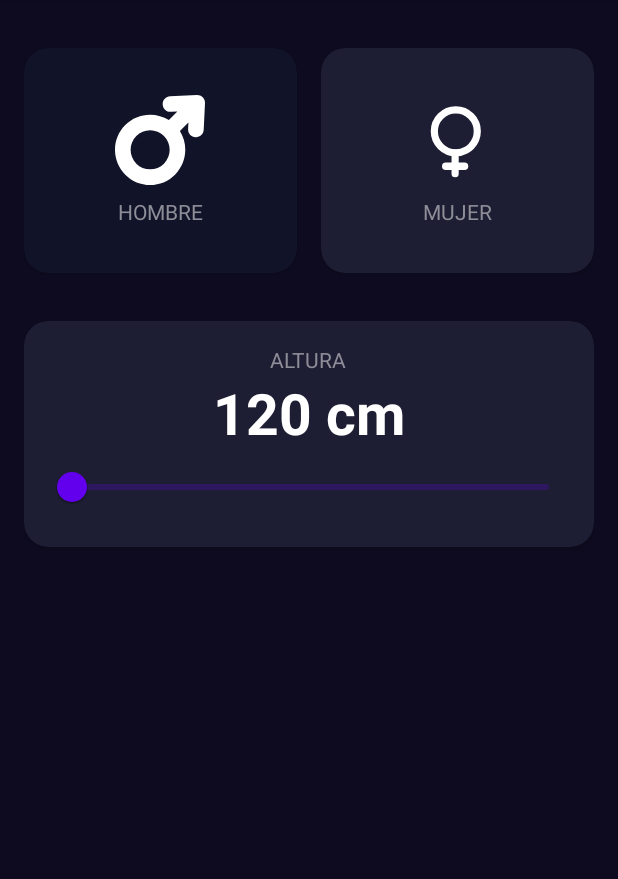
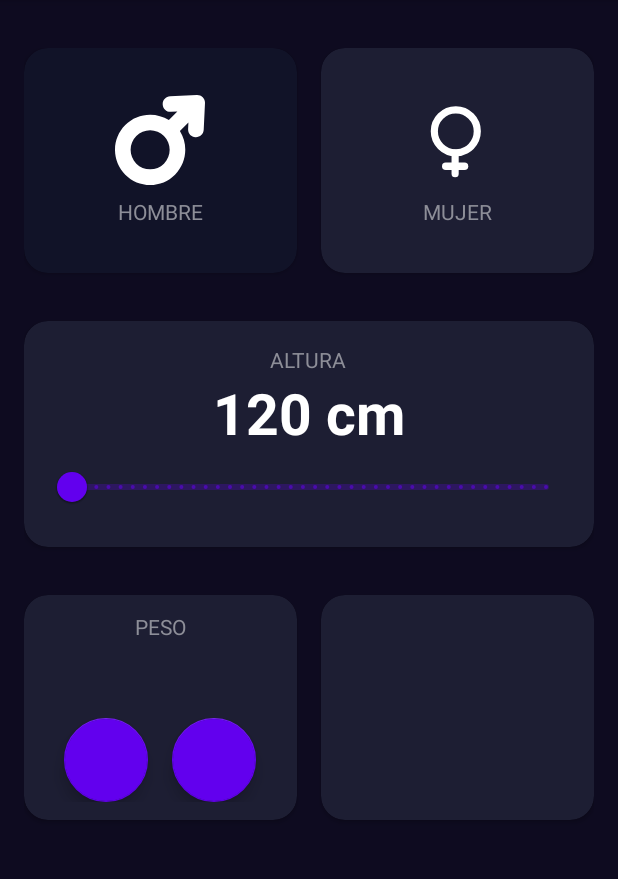
Before and after one commit to wmp84/AndroidMaster, an Android app: the ImcCalculatorActivity screen opened directly, with no data from a screen before it, on a phone screen of 412 x 824 dp, the part 84-963 px from its top. Run offline under Robolectric (Android 15) with nearby library versions, the phone set to English and light mode, and no system bars.

Commit message:
IMC parte 3

```diff
--- a/app/src/main/java/com/example/androidmaster/firstapp/ResultActivity.kt
+++ b/app/src/main/java/com/example/androidmaster/firstapp/ResultActivity.kt
@@ -11,6 +11,6 @@ class ResultActivity : AppCompatActivity() {
         setContentView(R.layout.activity_result)
         val tvResult = findViewById<TextView>(R.id.tvResult)
         val name: String = intent.extras?.getString("EXTRA_NAME").orEmpty()
-        tvResult.text = "Hello $name desde D-Wild"
+        tvResult.text = "Hello $name desde L-Wild"
     }
 }
--- a/app/src/main/java/com/example/androidmaster/imccalculator/ImcCalculatorActivity.kt
+++ b/app/src/main/java/com/example/androidmaster/imccalculator/ImcCalculatorActivity.kt
@@ -2,9 +2,12 @@ package com.example.androidmaster.imccalculator
 
 import androidx.appcompat.app.AppCompatActivity
 import android.os.Bundle
+import android.widget.TextView
 import androidx.cardview.widget.CardView
 import androidx.core.content.ContextCompat
 import com.example.androidmaster.R
+import com.google.android.material.slider.RangeSlider
+import java.text.DecimalFormat
 
 class ImcCalculatorActivity : AppCompatActivity() {
 
@@ -13,6 +16,9 @@ class ImcCalculatorActivity : AppCompatActivity() {
 
     private lateinit var viewMale: CardView
     private lateinit var viewFemale: CardView
+    private lateinit var tvHeight: TextView
+    private lateinit var rsHeight: RangeSlider
+
     override fun onCreate(savedInstanceState: Bundle?) {
         super.onCreate(savedInstanceState)
         setContentView(R.layout.activity_imc_calculator)
@@ -24,6 +30,8 @@ class ImcCalculatorActivity : AppCompatActivity() {
     private fun initComponents() {
         viewMale = findViewById(R.id.viewMale)
         viewFemale = findViewById(R.id.viewFemale)
+        tvHeight = findViewById(R.id.tvHeight)
+        rsHeight = findViewById(R.id.rsHeight)
     }
 
     private fun initListeners() {
@@ -35,6 +43,11 @@ class ImcCalculatorActivity : AppCompatActivity() {
             changeGender()
             setGenderColor()
         }
+rsHeight.addOnChangeListener { _, value, _ ->
+    val df = DecimalFormat("#.##")
+    val result = df.format(value)
+    tvHeight.text = "$result cm"
+}
     }
 
     private fun changeGender() {
--- a/app/src/main/res/layout/activity_imc_calculator.xml
+++ b/app/src/main/res/layout/activity_imc_calculator.xml
@@ -48,7 +48,6 @@
         android:id="@+id/viewFemale"
         android:layout_width="0dp"
         android:layout_height="150dp"
-
         app:cardBackgroundColor="@color/background_component"
         app:cardCornerRadius="16dp"
         app:layout_constraintEnd_toEndOf="parent"
@@ -79,6 +78,7 @@
     </androidx.cardview.widget.CardView>
 
     <androidx.cardview.widget.CardView
+        android:id="@+id/viewHeight"
         android:layout_width="0dp"
         android:layout_height="wrap_content"
         android:layout_marginTop="32dp"
@@ -91,8 +91,8 @@
         <androidx.appcompat.widget.LinearLayoutCompat
             android:layout_width="match_parent"
             android:layout_height="wrap_content"
+            android:layout_margin="16dp"
             android:gravity="center"
-            android:layout_margin="16dp"
             android:orientation="vertical">
 
             <TextView
@@ -104,18 +104,92 @@
 
             <TextView
                 android:id="@+id/tvHeight"
+                android:layout_width="wrap_content"
+                android:layout_height="wrap_content"
                 android:text="120 cm"
+                android:textColor="@color/white"
                 android:textSize="38sp"
-                android:textStyle="bold"
-                android:textColor="@color/white"
-                android:layout_width="wrap_content"
-                android:layout_height="wrap_content"/>
+                android:textStyle="bold" />
 
             <com.google.android.material.slider.RangeSlider
                 android:id="@+id/rsHeight"
                 android:layout_width="match_parent"
-                android:layout_height="wrap_content"/>
+                android:layout_height="wrap_content"
+                android:stepSize="1"
+                android:valueFrom="120"
+                android:valueTo="200" />
 
         </androidx.appcompat.widget.LinearLayoutCompat>
     </androidx.cardview.widget.CardView>
+
+    <androidx.cardview.widget.CardView
+        android:id="@+id/viewWeight"
+        android:layout_width="0dp"
+        android:layout_height="150dp"
+        android:layout_marginTop="32dp"
+        android:layout_marginEnd="16dp"
+        app:cardBackgroundColor="@color/background_component"
+        app:cardCornerRadius="16dp"
+        app:layout_constraintEnd_toStartOf="@+id/viewAge"
+        app:layout_constraintStart_toStartOf="parent"
+        app:layout_constraintTop_toBottomOf="@+id/viewHeight">
+
+        <LinearLayout
+            android:layout_width="match_parent"
+            android:layout_height="match_parent"
+            android:gravity="center"
+            android:orientation="vertical">
+
+            <TextView
+                android:layout_width="wrap_content"
+                android:layout_height="wrap_content"
+                android:text="@string/weight"
+                android:textAllCaps="true"
+                android:textColor="@color/title_text" />
+
+            <TextView
+                android:id="@+id/tvWeight"
+                android:layout_width="wrap_content"
+                android:layout_height="wrap_content"
+                android:textColor="@color/white"
+                android:textSize="38sp"
+                android:textStyle="bold"
+                tools:text="60" />
+
+            <androidx.appcompat.widget.LinearLayoutCompat
+                android:layout_width="match_parent"
+                android:layout_height="wrap_content"
+                android:gravity="center"
+                android:orientation="horizontal">
+
+                <com.google.android.material.floatingactionbutton.FloatingActionButton
+                    android:id="@+id/btnSubstractWeight"
+                    android:layout_width="wrap_content"
+                    android:layout_height="wrap_content"
+                    android:layout_marginEnd="16dp"
+                    app:backgroundTint="@color/background_fab" />
+
+                <com.google.android.material.floatingactionbutton.FloatingActionButton
+                    android:id="@+id/btnPlusWeight"
+                    android:layout_width="wrap_content"
+                    android:layout_height="wrap_content"
+                    app:backgroundTint="@color/background_fab" />
+            </androidx.appcompat.widget.LinearLayoutCompat>
+        </LinearLayout>
+
+    </androidx.cardview.widget.CardView>
+
+    <androidx.cardview.widget.CardView
+        android:id="@+id/viewAge"
+        android:layout_width="0dp"
+        android:layout_height="150dp"
+        android:layout_marginTop="32dp"
+        app:cardBackgroundColor="@color/background_component"
+        app:cardCornerRadius="16dp"
+        app:layout_constraintEnd_toEndOf="parent"
+        app:layout_constraintStart_toEndOf="@+id/viewWeight"
+        app:layout_constraintTop_toBottomOf="@+id/viewHeight">
+
+    </androidx.cardview.widget.CardView>
+
 </androidx.constraintlayout.widget.ConstraintLayout>
--- a/app/src/main/res/values/colors.xml
+++ b/app/src/main/res/values/colors.xml
@@ -13,5 +13,5 @@
     <color name="background_app">#0E0B20</color>
     <color name="background_button">#EB1555</color>
     <color name="title_text">#FF8D8E98</color>
-
+    <color name="background_fab">#FF6200EE</color>
 </resources>
--- a/app/src/main/res/values/strings.xml
+++ b/app/src/main/res/values/strings.xml
@@ -4,4 +4,5 @@
     <string name="male">Hombre</string>
     <string name="female">Mujer</string>
     <string name="height">Altura</string>
+    <string name="weight">Peso</string>
 </resources>
```
